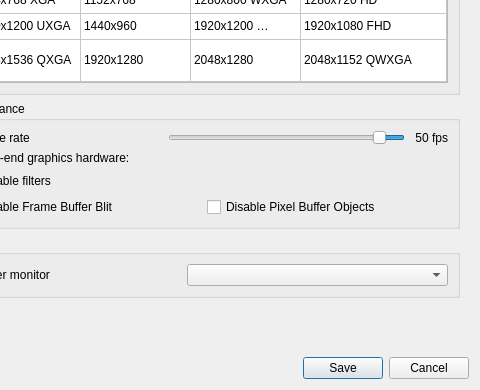
Old version of the form src/UserPreferencesDialog.ui in the repository markus-wa/glmixer-mirror; both pictures show x 198 to 678 and y 239 to 629 of the 678 by 629 pixel window.
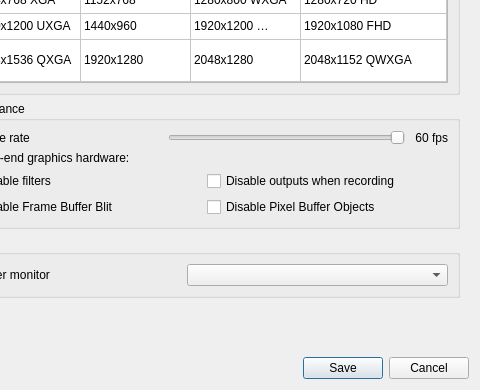
New version of the form. Icons and pictures are not drawn. Custom widgets are drawn as their Qt base class.

Commit message: Added option to disable output window when recording: it seems to improve performance on some hardware.

What changed in the file:
```diff
--- a/src/UserPreferencesDialog.ui
+++ b/src/UserPreferencesDialog.ui
@@ -627,10 +627,10 @@
                    <number>65</number>
                   </property>
                   <property name="value">
-                   <number>20</number>
+                   <number>16</number>
                   </property>
                   <property name="sliderPosition">
-                   <number>20</number>
+                   <number>16</number>
                   </property>
                   <property name="orientation">
                    <enum>Qt::Horizontal</enum>
@@ -646,7 +646,7 @@
                 <item>
                  <widget class="QLabel" name="frameRateString">
                   <property name="text">
-                   <string notr="true">50 fps</string>
+                   <string notr="true">60 fps</string>
                   </property>
                   <property name="alignment">
                    <set>Qt::AlignRight|Qt::AlignTrailing|Qt::AlignVCenter</set>
@@ -715,6 +715,13 @@
                     </property>
                    </widget>
                   </item>
+                  <item row="0" column="1">
+                   <widget class="QCheckBox" name="disableOutputRecording">
+                    <property name="text">
+                     <string>Disable outputs when recording</string>
+                    </property>
+                   </widget>
+                  </item>
                  </layout>
                 </item>
                </layout>
```
The commit also changes 7 other files.
